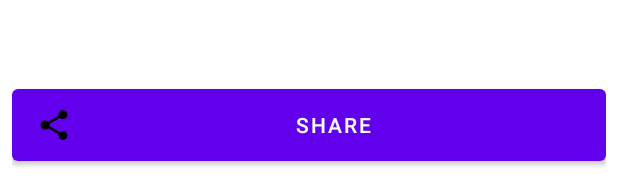
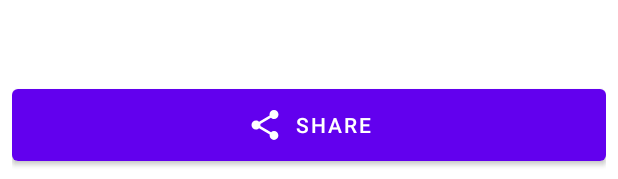
Before and after one commit to zansangeeth/CoderSwagNew, an Android app: the layout activity_description.xml on its own in the app's theme, with its tools: preview values and no code run, on a phone screen of 412 x 824 dp. Shown: the part 1054-1233 px from the top of the screen. Run offline under Robolectric (Android 15) with nearby library versions, the phone set to English and light mode, and no system bars.

Commit message:
share button design updated

```diff
--- a/app/src/main/AndroidManifest.xml
+++ b/app/src/main/AndroidManifest.xml
@@ -11,10 +11,10 @@
         android:theme="@style/Theme.CoderSwag">
         <activity
             android:name=".Controller.Description"
-            android:exported="false" />
+            android:exported="true" />
         <activity
             android:name=".Controller.productsActivity"
-            android:exported="false" />
+            android:exported="true" />
         <activity
             android:name=".Controller.MainActivity"
             android:exported="true">
--- a/app/src/main/res/layout/activity_description.xml
+++ b/app/src/main/res/layout/activity_description.xml
@@ -55,6 +55,7 @@
         android:layout_height="60dp"
         android:text="Share"
         app:layout_constraintBottom_toBottomOf="parent"
-        android:drawableLeft="@drawable/ic_baseline_share_24"
+        app:icon="@drawable/ic_baseline_share_24"
+        app:iconGravity="textStart"
         />
 </androidx.constraintlayout.widget.ConstraintLayout>
```
Also changed, not shown: app/src/main/java/com/zasa/coderswag/Controller/Description.kt (+8 -5 lines).
